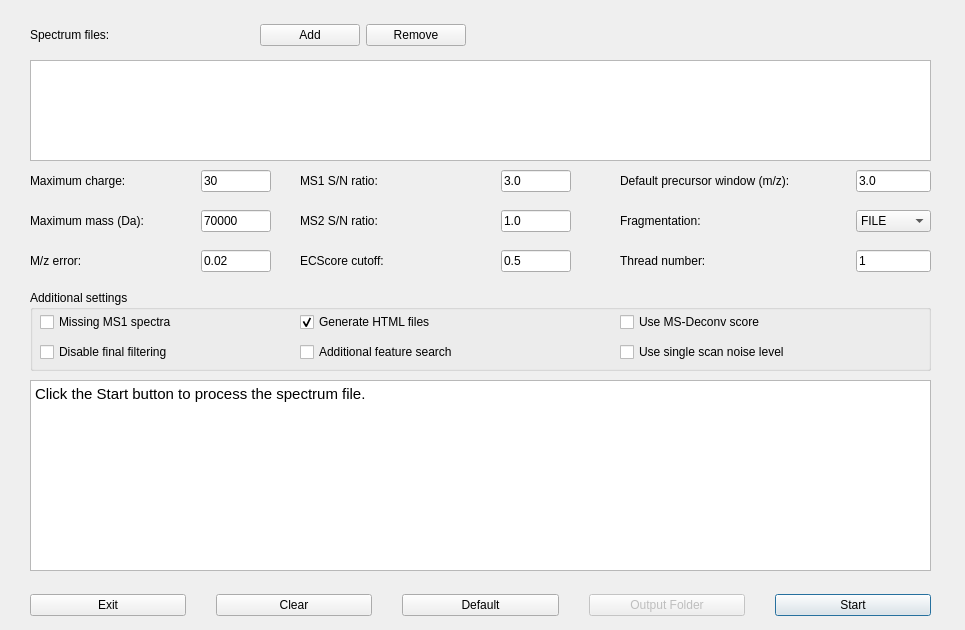
Before: the Qt Designer form src/gui/topfd/topfddialog.ui in toppic-suite/toppic-suite, drawn with Qt 5.
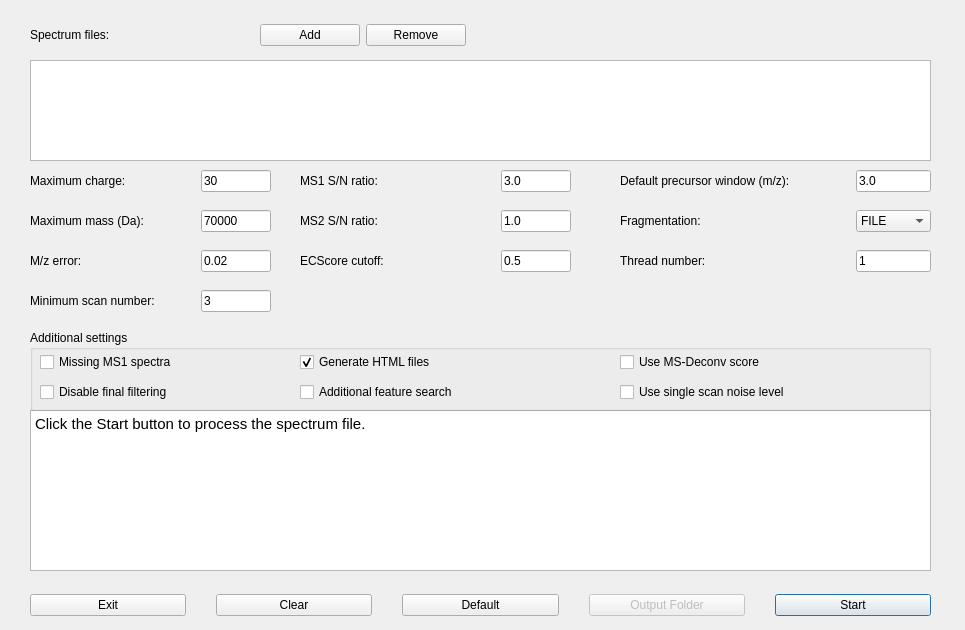
After: the same form once the commit is applied. Icons and pictures are not drawn.

Commit message: Added the min scan number to topfd_gui

What changed in the file:
```diff
--- a/src/gui/topfd/topfddialog.ui
+++ b/src/gui/topfd/topfddialog.ui
@@ -489,9 +489,9 @@
     <property name="geometry">
      <rect>
       <x>30</x>
-      <y>380</y>
+      <y>410</y>
       <width>901</width>
-      <height>191</height>
+      <height>161</height>
      </rect>
     </property>
     <property name="html">
@@ -592,7 +592,7 @@
     <property name="geometry">
      <rect>
       <x>30</x>
-      <y>290</y>
+      <y>330</y>
       <width>901</width>
       <height>81</height>
      </rect>
@@ -819,6 +819,50 @@
      </item>
     </layout>
    </widget>
+   <widget class="QWidget" name="horizontalLayoutWidget_18">
+    <property name="geometry">
+     <rect>
+      <x>30</x>
+      <y>280</y>
+      <width>241</width>
+      <height>42</height>
+     </rect>
+    </property>
+    <layout class="QHBoxLayout" name="horizontalLayout_18">
+     <item>
+      <widget class="QLabel" name="label_11">
+       <property name="minimumSize">
+        <size>
+         <width>0</width>
+         <height>0</height>
+        </size>
+       </property>
+       <property name="text">
+        <string>Minimum scan number:</string>
+       </property>
+      </widget>
+     </item>
+     <item>
+      <widget class="QLineEdit" name="minScanNumEdit">
+       <property name="minimumSize">
+        <size>
+         <width>40</width>
+         <height>0</height>
+        </size>
+       </property>
+       <property name="maximumSize">
+        <size>
+         <width>70</width>
+         <height>16777215</height>
+        </size>
+       </property>
+       <property name="text">
+        <string>3</string>
+       </property>
+      </widget>
+     </item>
+    </layout>
+   </widget>
    <zorder>listWidget</zorder>
    <zorder>horizontalLayoutWidget</zorder>
    <zorder>horizontalLayoutWidget_13</zorder>
```
Left out of the diff: 1 changed line with no effect on the pictures. The commit also changes 2 other files.
